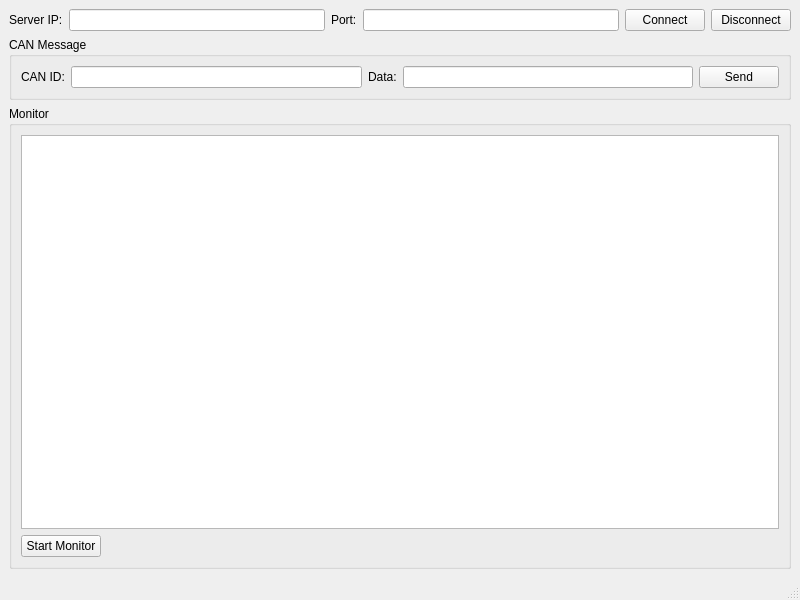
AlionFan/Little_Arm, file Client/src/mainwindow.ui: the form before one commit.
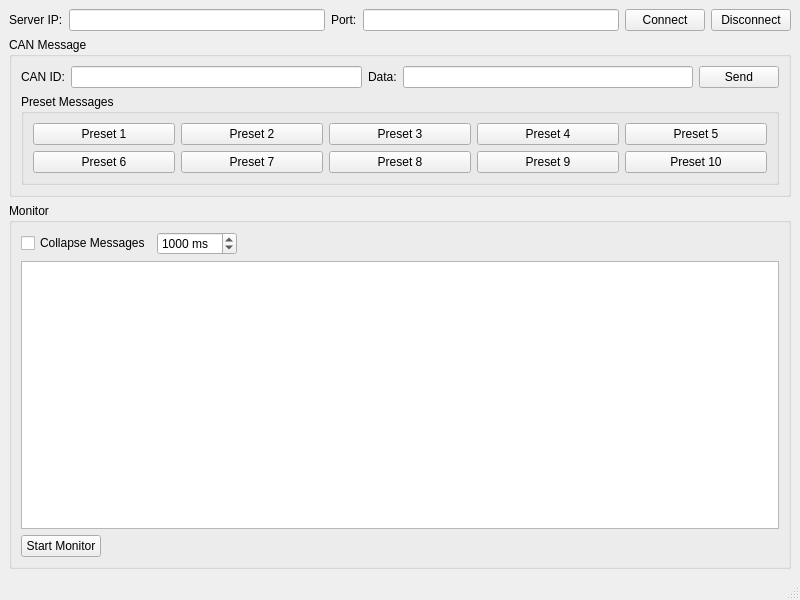
The form after the commit.

```diff
--- a/Client/src/mainwindow.ui
+++ b/Client/src/mainwindow.ui
@@ -90,6 +90,85 @@
          </item>
         </layout>
        </item>
+       <item>
+        <widget class="QGroupBox" name="presetGroupBox">
+         <property name="title">
+          <string>Preset Messages</string>
+         </property>
+         <layout class="QGridLayout" name="presetGridLayout">
+          <item row="0" column="0">
+           <widget class="QPushButton" name="presetButton1">
+            <property name="text">
+             <string>Preset 1</string>
+            </property>
+           </widget>
+          </item>
+          <item row="0" column="1">
+           <widget class="QPushButton" name="presetButton2">
+            <property name="text">
+             <string>Preset 2</string>
+            </property>
+           </widget>
+          </item>
+          <item row="0" column="2">
+           <widget class="QPushButton" name="presetButton3">
+            <property name="text">
+             <string>Preset 3</string>
+            </property>
+           </widget>
+          </item>
+          <item row="0" column="3">
+           <widget class="QPushButton" name="presetButton4">
+            <property name="text">
+             <string>Preset 4</string>
+            </property>
+           </widget>
+          </item>
+          <item row="0" column="4">
+           <widget class="QPushButton" name="presetButton5">
+            <property name="text">
+             <string>Preset 5</string>
+            </property>
+           </widget>
+          </item>
+          <item row="1" column="0">
+           <widget class="QPushButton" name="presetButton6">
+            <property name="text">
+             <string>Preset 6</string>
+            </property>
+           </widget>
+          </item>
+          <item row="1" column="1">
+           <widget class="QPushButton" name="presetButton7">
+            <property name="text">
+             <string>Preset 7</string>
+            </property>
+           </widget>
+          </item>
+          <item row="1" column="2">
+           <widget class="QPushButton" name="presetButton8">
+            <property name="text">
+             <string>Preset 8</string>
+            </property>
+           </widget>
+          </item>
+          <item row="1" column="3">
+           <widget class="QPushButton" name="presetButton9">
+            <property name="text">
+             <string>Preset 9</string>
+            </property>
+           </widget>
+          </item>
+          <item row="1" column="4">
+           <widget class="QPushButton" name="presetButton10">
+            <property name="text">
+             <string>Preset 10</string>
+            </property>
+           </widget>
+          </item>
+         </layout>
+        </widget>
+       </item>
       </layout>
      </widget>
     </item>
@@ -99,6 +178,46 @@
        <string>Monitor</string>
       </property>
       <layout class="QVBoxLayout" name="verticalLayout_3">
+       <item>
+        <layout class="QHBoxLayout" name="horizontalLayout_4">
+         <item>
+          <widget class="QCheckBox" name="collapseCheckBox">
+           <property name="text">
+            <string>Collapse Messages</string>
+           </property>
+          </widget>
+         </item>
+         <item>
+          <widget class="QSpinBox" name="collapseIntervalSpinBox">
+           <property name="suffix">
+            <string> ms</string>
+           </property>
+           <property name="minimum">
+            <number>100</number>
+           </property>
+           <property name="maximum">
+            <number>10000</number>
+           </property>
+           <property name="value">
+            <number>1000</number>
+           </property>
+          </widget>
+         </item>
+         <item>
+          <spacer name="horizontalSpacer_2">
+           <property name="orientation">
+            <enum>Qt::Horizontal</enum>
+           </property>
+           <property name="sizeHint" stdset="0">
+            <size>
+             <width>40</width>
+             <height>20</height>
+            </size>
+           </property>
+          </spacer>
+         </item>
+        </layout>
+       </item>
        <item>
         <widget class="QTextEdit" name="monitorText">
          <property name="readOnly">
```
